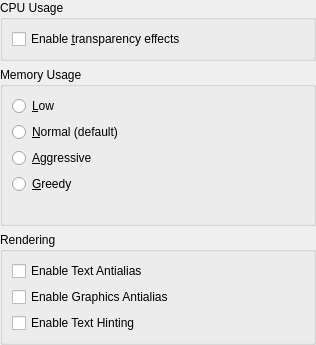
Qt form conf/dlgperformancebase.ui (KDE/okular) before a commit.
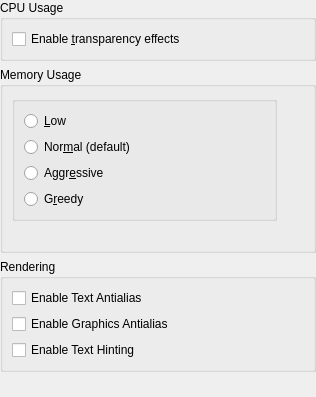
The same form after that commit. Custom widgets are drawn as their Qt base class.

Commit message: Port away from KButtonGroup

Patch:
```diff
--- a/conf/dlgperformancebase.ui
+++ b/conf/dlgperformancebase.ui
@@ -7,7 +7,7 @@
     <x>0</x>
     <y>0</y>
     <width>316</width>
-    <height>344</height>
+    <height>397</height>
    </rect>
   </property>
   <layout class="QVBoxLayout">
@@ -96,7 +96,7 @@
     </widget>
    </item>
    <item>
-    <widget class="KButtonGroup" name="kcfg_MemoryLevel">
+    <widget class="KButtonGroup" name="groupbox">
      <property name="title">
       <string>Memory Usage</string>
      </property>
@@ -116,13 +116,14 @@
          <number>0</number>
         </property>
         <item>
-         <layout class="QVBoxLayout">
-          <property name="spacing">
-           <number>6</number>
+         <widget class="QGroupBox" name="kcfg_MemoryLevel">
+          <property name="title">
+           <string/>
           </property>
-          <property name="margin">
-           <number>0</number>
+          <property name="flat">
+           <bool>true</bool>
           </property>
+          <layout class="QVBoxLayout" name="verticalLayout_2">
           <item>
            <widget class="QRadioButton" name="lowRadio">
             <property name="text">
@@ -133,32 +134,51 @@
           <item>
            <widget class="QRadioButton" name="normalRadio">
             <property name="text">
-             <string>&amp;Normal (default)</string>
-            </property>
+              <string>Nor&amp;mal (default)</string>
+             </property>
+             <attribute name="buttonGroup">
+              <string notr="true">memoryLevelGroup</string>
+             </attribute>
            </widget>
           </item>
           <item>
            <widget class="QRadioButton" name="aggressiveRadio">
             <property name="text">
-             <string>&amp;Aggressive</string>
-            </property>
+              <string>Aggr&amp;essive</string>
+             </property>
+             <attribute name="buttonGroup">
+              <string notr="true">memoryLevelGroup</string>
+             </attribute>
            </widget>
           </item>
           <item>
            <widget class="QRadioButton" name="greedyRadio">
             <property name="text">
-             <string>&amp;Greedy</string>
-            </property>
+              <string>G&amp;reedy</string>
+             </property>
+             <attribute name="buttonGroup">
+              <string notr="true">memoryLevelGroup</string>
+             </attribute>
            </widget>
           </item>
          </layout>
+         </widget>
         </item>
         <item>
          <layout class="QVBoxLayout">
           <property name="spacing">
            <number>6</number>
           </property>
-          <property name="margin">
+          <property name="leftMargin">
+           <number>0</number>
+          </property>
+          <property name="topMargin">
+           <number>0</number>
+          </property>
+          <property name="rightMargin">
+           <number>0</number>
+          </property>
+          <property name="bottomMargin">
            <number>0</number>
           </property>
           <item>
```
Left out of the diff: 83 changed lines with no effect on the pictures. Lines whose indentation alone changed are shown as unchanged. The commit also changes 3 other files.
